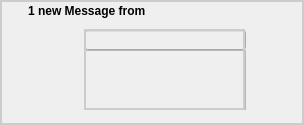
The window that retroshare-gui/src/gui/toaster/MessageToaster.ui (RetroShare/RetroShare) describes before a commit, drawn with Qt 5.
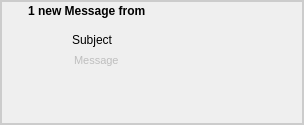
The same window after the commit. Icons and pictures are not drawn.

Commit message: some little change for MessageToaster to display more text and removed the not needed frame

Patch:
```diff
--- a/retroshare-gui/src/gui/toaster/MessageToaster.ui
+++ b/retroshare-gui/src/gui/toaster/MessageToaster.ui
@@ -85,15 +85,23 @@
       </property>
       <property name="geometry">
        <rect>
-        <x>85</x>
+        <x>70</x>
         <y>30</y>
-        <width>161</width>
+        <width>211</width>
         <height>20</height>
        </rect>
       </property>
       <property name="autoFillBackground">
        <bool>false</bool>
       </property>
+      <property name="styleSheet">
+       <string notr="true">background-color: transparent;
+border: none;
+color: black;</string>
+      </property>
+      <property name="text">
+       <string>Subject</string>
+      </property>
      </widget>
      <widget class="QTextBrowser" name="contentBrowser">
       <property name="enabled">
@@ -101,47 +109,32 @@
       </property>
       <property name="geometry">
        <rect>
-        <x>85</x>
+        <x>70</x>
         <y>50</y>
-        <width>161</width>
+        <width>191</width>
         <height>60</height>
        </rect>
       </property>
       <property name="autoFillBackground">
        <bool>false</bool>
       </property>
+      <property name="styleSheet">
+       <string notr="true">background-color: transparent;
+border: none;</string>
+      </property>
       <property name="verticalScrollBarPolicy">
        <enum>Qt::ScrollBarAlwaysOff</enum>
       </property>
       <property name="horizontalScrollBarPolicy">
        <enum>Qt::ScrollBarAlwaysOff</enum>
       </property>
-     </widget>
-     <widget class="QFrame" name="frame_2">
-      <property name="geometry">
-       <rect>
-        <x>84</x>
-        <y>29</y>
-        <width>161</width>
-        <height>81</height>
-       </rect>
+      <property name="html">
+       <string>&lt;!DOCTYPE HTML PUBLIC &quot;-//W3C//DTD HTML 4.0//EN&quot; &quot;http://www.w3.org/TR/REC-html40/strict.dtd&quot;&gt;
+&lt;html&gt;&lt;head&gt;&lt;meta name=&quot;qrichtext&quot; content=&quot;1&quot; /&gt;&lt;style type=&quot;text/css&quot;&gt;
+p, li { white-space: pre-wrap; }
+&lt;/style&gt;&lt;/head&gt;&lt;body style=&quot; font-family:'MS Shell Dlg 2'; font-size:8.25pt; font-weight:400; font-style:normal;&quot;&gt;
+&lt;p style=&quot; margin-top:0px; margin-bottom:0px; margin-left:0px; margin-right:0px; -qt-block-indent:0; text-indent:0px;&quot;&gt;&lt;span style=&quot; font-size:8pt;&quot;&gt;Message&lt;/span&gt;&lt;/p&gt;&lt;/body&gt;&lt;/html&gt;</string>
       </property>
-      <property name="autoFillBackground">
-       <bool>false</bool>
-      </property>
-      <property name="styleSheet">
-       <string notr="true">border: 2.3px solid #CCCCCC;
-</string>
-      </property>
-      <property name="frameShape">
-       <enum>QFrame::StyledPanel</enum>
-      </property>
-      <property name="frameShadow">
-       <enum>QFrame::Raised</enum>
-      </property>
-      <property name="lineWidth">
-       <number>5</number>
-      </property>
      </widget>
     </widget>
    </item>
@@ -150,7 +143,7 @@
    <property name="geometry">
     <rect>
      <x>260</x>
-     <y>43</y>
+        <y>60</y>
      <width>31</width>
      <height>31</height>
     </rect>
```
Left out of the diff: 10 changed lines with no effect on the pictures. Lines whose indentation alone changed are shown as unchanged.
